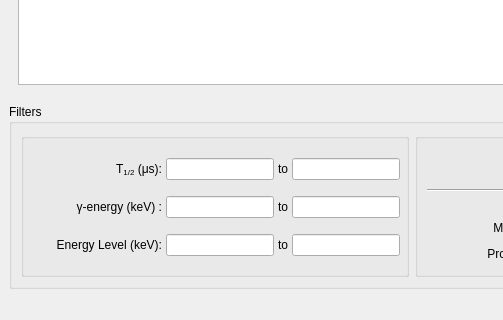
The window that g_Isomer/w_IsomerAPI.ui (LISEcute/IsomerAPI) describes before a commit, drawn with Qt 5; both pictures show x 0 to 503 and y 397 to 717 of the 1215 by 717 pixel window.
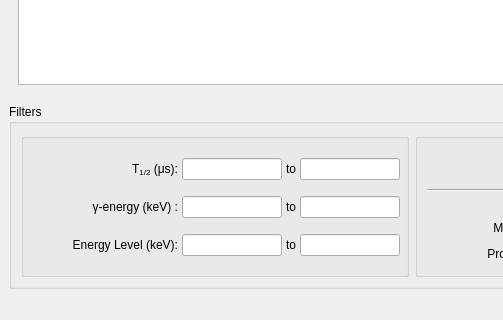
The same window after the commit. Icons and pictures are not drawn.

Diff of the .ui file:
```diff
--- a/g_Isomer/w_IsomerAPI.ui
+++ b/g_Isomer/w_IsomerAPI.ui
@@ -855,12 +855,33 @@
           </item>
           <item row="0" column="1">
            <widget class="QLineEdit" name="le_T121">
+            <property name="sizePolicy">
+             <sizepolicy hsizetype="Fixed" vsizetype="Fixed">
+              <horstretch>0</horstretch>
+              <verstretch>0</verstretch>
+             </sizepolicy>
+            </property>
+            <property name="minimumSize">
+             <size>
+              <width>60</width>
+              <height>0</height>
+             </size>
+            </property>
+            <property name="maximumSize">
+             <size>
+              <width>100</width>
+              <height>16777215</height>
+             </size>
+            </property>
             <property name="inputMethodHints">
              <set>Qt::InputMethodHint::ImhPreferNumbers</set>
             </property>
             <property name="alignment">
              <set>Qt::AlignmentFlag::AlignCenter</set>
             </property>
+            <property name="clearButtonEnabled">
+             <bool>true</bool>
+            </property>
            </widget>
           </item>
           <item row="2" column="0">
@@ -875,12 +896,33 @@
           </item>
           <item row="2" column="3">
            <widget class="QLineEdit" name="le_FINE2">
+            <property name="sizePolicy">
+             <sizepolicy hsizetype="Fixed" vsizetype="Fixed">
+              <horstretch>0</horstretch>
+              <verstretch>0</verstretch>
+             </sizepolicy>
+            </property>
+            <property name="minimumSize">
+             <size>
+              <width>60</width>
+              <height>0</height>
+             </size>
+            </property>
+            <property name="maximumSize">
+             <size>
+              <width>100</width>
+              <height>16777215</height>
+             </size>
+            </property>
             <property name="inputMethodHints">
              <set>Qt::InputMethodHint::ImhPreferNumbers</set>
             </property>
             <property name="alignment">
              <set>Qt::AlignmentFlag::AlignCenter</set>
             </property>
+            <property name="clearButtonEnabled">
+             <bool>true</bool>
+            </property>
            </widget>
           </item>
           <item row="0" column="2">
@@ -905,42 +947,126 @@
           </item>
           <item row="1" column="1">
            <widget class="QLineEdit" name="le_GE1">
+            <property name="sizePolicy">
+             <sizepolicy hsizetype="Fixed" vsizetype="Fixed">
+              <horstretch>0</horstretch>
+              <verstretch>0</verstretch>
+             </sizepolicy>
+            </property>
+            <property name="minimumSize">
+             <size>
+              <width>60</width>
+              <height>0</height>
+             </size>
+            </property>
+            <property name="maximumSize">
+             <size>
+              <width>100</width>
+              <height>16777215</height>
+             </size>
+            </property>
             <property name="inputMethodHints">
              <set>Qt::InputMethodHint::ImhPreferNumbers</set>
             </property>
             <property name="alignment">
              <set>Qt::AlignmentFlag::AlignCenter</set>
             </property>
+            <property name="clearButtonEnabled">
+             <bool>true</bool>
+            </property>
            </widget>
           </item>
           <item row="2" column="1">
            <widget class="QLineEdit" name="le_FINE1">
+            <property name="sizePolicy">
+             <sizepolicy hsizetype="Fixed" vsizetype="Fixed">
+              <horstretch>0</horstretch>
+              <verstretch>0</verstretch>
+             </sizepolicy>
+            </property>
+            <property name="minimumSize">
+             <size>
+              <width>60</width>
+              <height>0</height>
+             </size>
+            </property>
+            <property name="maximumSize">
+             <size>
+              <width>100</width>
+              <height>16777215</height>
+             </size>
+            </property>
             <property name="inputMethodHints">
              <set>Qt::InputMethodHint::ImhPreferNumbers</set>
             </property>
             <property name="alignment">
              <set>Qt::AlignmentFlag::AlignCenter</set>
             </property>
+            <property name="clearButtonEnabled">
+             <bool>true</bool>
+            </property>
            </widget>
           </item>
           <item row="0" column="3">
            <widget class="QLineEdit" name="le_T122">
+            <property name="sizePolicy">
+             <sizepolicy hsizetype="Fixed" vsizetype="Fixed">
+              <horstretch>0</horstretch>
+              <verstretch>0</verstretch>
+             </sizepolicy>
+            </property>
+            <property name="minimumSize">
+             <size>
+              <width>60</width>
+              <height>0</height>
+             </size>
+            </property>
+            <property name="maximumSize">
+             <size>
+              <width>100</width>
+              <height>16777215</height>
+             </size>
+            </property>
             <property name="inputMethodHints">
              <set>Qt::InputMethodHint::ImhPreferNumbers</set>
             </property>
             <property name="alignment">
              <set>Qt::AlignmentFlag::AlignCenter</set>
             </property>
+            <property name="clearButtonEnabled">
+             <bool>true</bool>
+            </property>
            </widget>
           </item>
           <item row="1" column="3">
            <widget class="QLineEdit" name="le_GE2">
+            <property name="sizePolicy">
+             <sizepolicy hsizetype="Fixed" vsizetype="Fixed">
+              <horstretch>0</horstretch>
+              <verstretch>0</verstretch>
+             </sizepolicy>
+            </property>
+            <property name="minimumSize">
+             <size>
+              <width>60</width>
+              <height>0</height>
+             </size>
+            </property>
+            <property name="maximumSize">
+             <size>
+              <width>100</width>
+              <height>16777215</height>
+             </size>
+            </property>
             <property name="inputMethodHints">
              <set>Qt::InputMethodHint::ImhPreferNumbers</set>
             </property>
             <property name="alignment">
              <set>Qt::AlignmentFlag::AlignCenter</set>
             </property>
+            <property name="clearButtonEnabled">
+             <bool>true</bool>
+            </property>
            </widget>
           </item>
           <item row="0" column="0">
```
Left out of the diff: 28 changed lines with no effect on the pictures.
